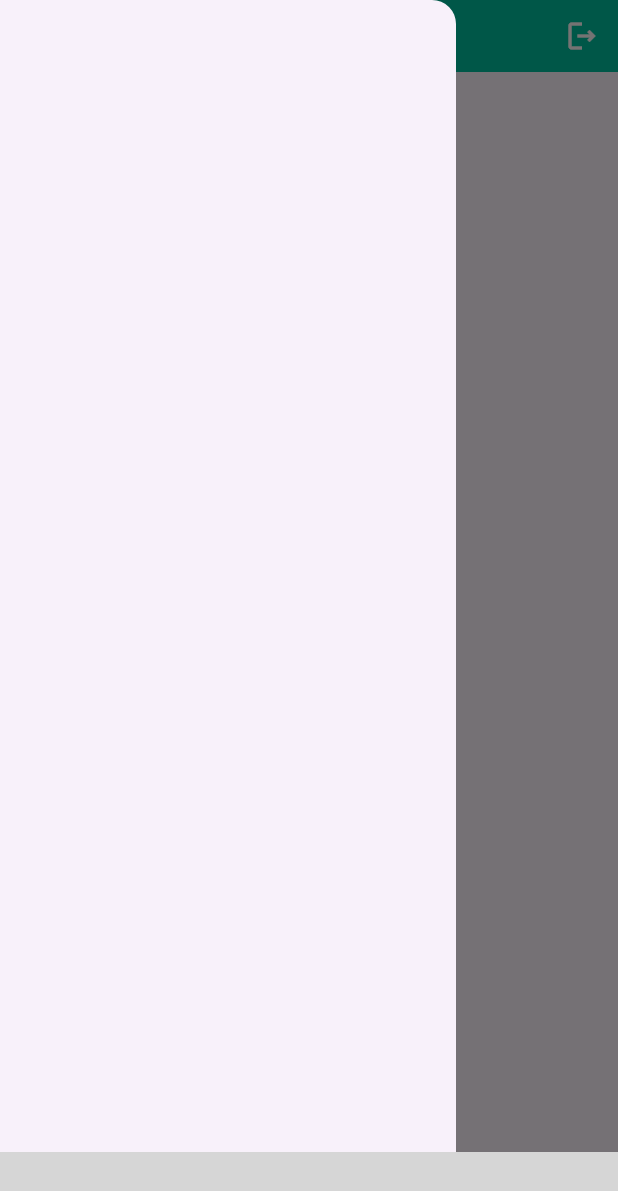
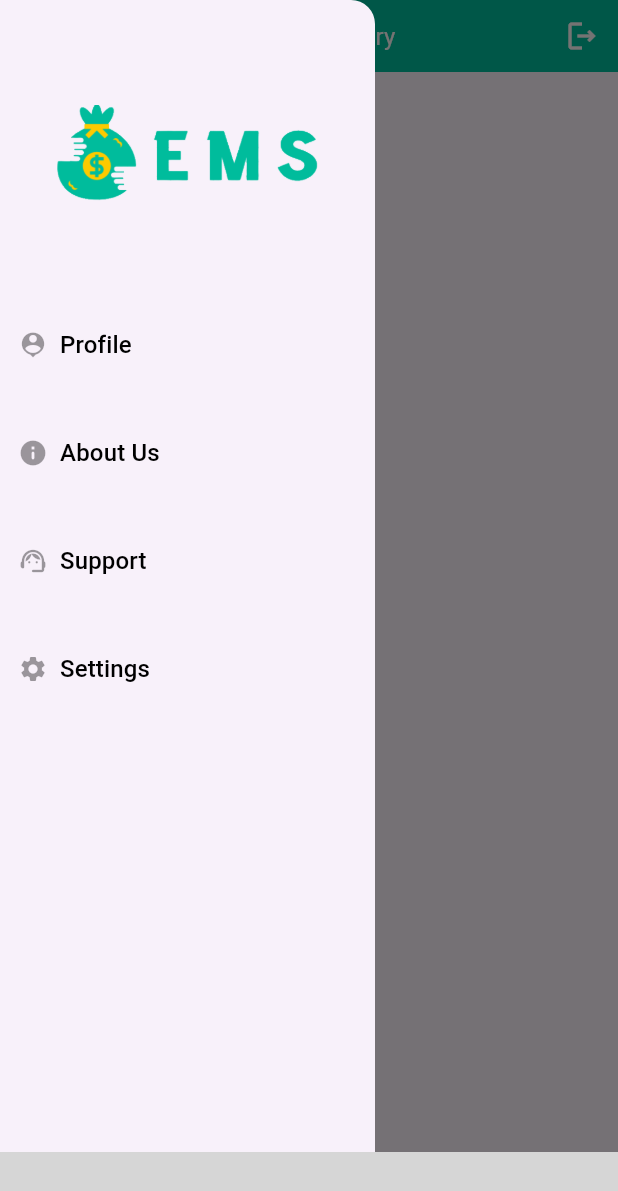
Before and after one commit to Elyas-alnayef/Mony-Transfer-Mobile, a Flutter app: the Home screen opened by its route, with the side drawer open, on a phone screen of 412 x 824 dp. Shown: the top 1191 px of the screen. Run offline on Flutter 3.47's test engine with Material 3 defaults, Android fonts, the phone set to English and light mode, and no system bars; our stand-ins replace get; missing offline and left inert: ff_navigation_bar_plus; grey boxes are pictures that could not be loaded.

Commit message:
finish-drawer

```diff
--- a/lib/core/constant/imageassets.dart
+++ b/lib/core/constant/imageassets.dart
@@ -1,4 +1,5 @@
 class Images {
   static const String imagebaserout = "assets/images";
   static const String loginlogo = "$imagebaserout/loginlogo.png";
+  static const String applogo = "$imagebaserout/applogo.png";
 }
--- a/lib/view/screen/home.dart
+++ b/lib/view/screen/home.dart
@@ -2,10 +2,13 @@ import 'package:ff_navigation_bar_plus/ff_navigation_bar_plus.dart';
 import 'package:flutter/material.dart';
 import 'package:get/get.dart';
 import 'package:transferapp/core/constant/color.dart';
+import 'package:transferapp/core/constant/imageassets.dart';
 import 'package:transferapp/view/widget/appbar.dart';
 
 import '../../controller/bottomnavicationbar.dart';
 import '../widget/bottomnavicationbar.dart';
+import '../widget/drawer.dart';
+import '../widget/drawerbutton.dart';
 
 class Home extends StatelessWidget {
   const Home({super.key});
@@ -15,7 +18,7 @@ class Home extends StatelessWidget {
     Bottomnavicationbarcontroller bottomcontroller =
         Get.put(Bottomnavicationbarcontroller());
     return Scaffold(
-        drawer: Drawer(),
+        drawer: drawer(),
         appBar: appbar(title: "Today Summery"),
         bottomNavigationBar: bottombar(controller: bottomcontroller));
   }
--- /dev/null
+++ b/lib/view/widget/drawer.dart
@@ -0,0 +1,67 @@
+import 'package:flutter/material.dart';
+
+import '../../core/constant/color.dart';
+import '../../core/constant/imageassets.dart';
+import 'drawerbutton.dart';
+
+Widget drawer() => Drawer(
+      width: 250,
+      child: Column(
+        children: [
+          Expanded(
+              flex: 1,
+              child: Container(
+                height: 150,
+                width: 175,
+                child: Image.asset(Images.applogo),
+              )),
+          Expanded(
+              flex: 3,
+              child: Container(
+                child: Column(
+                    mainAxisSize: MainAxisSize.max,
+                    crossAxisAlignment: CrossAxisAlignment.start,
+                    children: [
+                      drawerbutton(
+                        function: () {},
+                        icon: Icons.person_pin,
+                        label: "Profile",
+                      ),
+                      SizedBox(
+                        height: 24,
+                      ),
+                      drawerbutton(
+                        function: () {},
+                        icon: Icons.info_rounded,
+                        label: "About Us",
+                      ),
+                      SizedBox(
+                        height: 24,
+                      ),
+                      drawerbutton(
+                        function: () {},
+                        icon: Icons.support_agent_rounded,
+                        label: "Support",
+                      ),
+                      SizedBox(
+                        height: 24,
+                      ),
+                      drawerbutton(
+                        function: () {},
+                        icon: Icons.settings,
+                        label: "Settings",
+                      ),
+                      Spacer(),
+                      Padding(
+                        padding: const EdgeInsets.only(bottom: 5.0, left: 65),
+                        child: Text(
+                          "Created by :Elyas",
+                          style:
+                              TextStyle(fontSize: 12, color: Appcolor.subtitl),
+                        ),
+                      )
+                    ]),
+              )),
+        ],
+      ),
+    );
--- /dev/null
+++ b/lib/view/widget/drawerbutton.dart
@@ -0,0 +1,25 @@
+import 'package:flutter/material.dart';
+
+import '../../core/constant/color.dart';
+
+Widget drawerbutton(
+        {required String label,
+        required IconData icon,
+        required Function function}) =>
+    Container(
+      width: double.infinity,
+      child: TextButton.icon(
+          style: ButtonStyle(
+              alignment: Alignment.centerLeft,
+              animationDuration: Duration(seconds: 1)),
+          onPressed: () {
+            function();
+          },
+          icon: Icon(
+            icon,
+            color: Appcolor.subtitl,
+            size: 20,
+          ),
+          label: Text("$label",
+              style: TextStyle(color: Appcolor.title, fontSize: 16))),
+    );
```
Also changed, not shown: assets/images/applogo.png (added).
